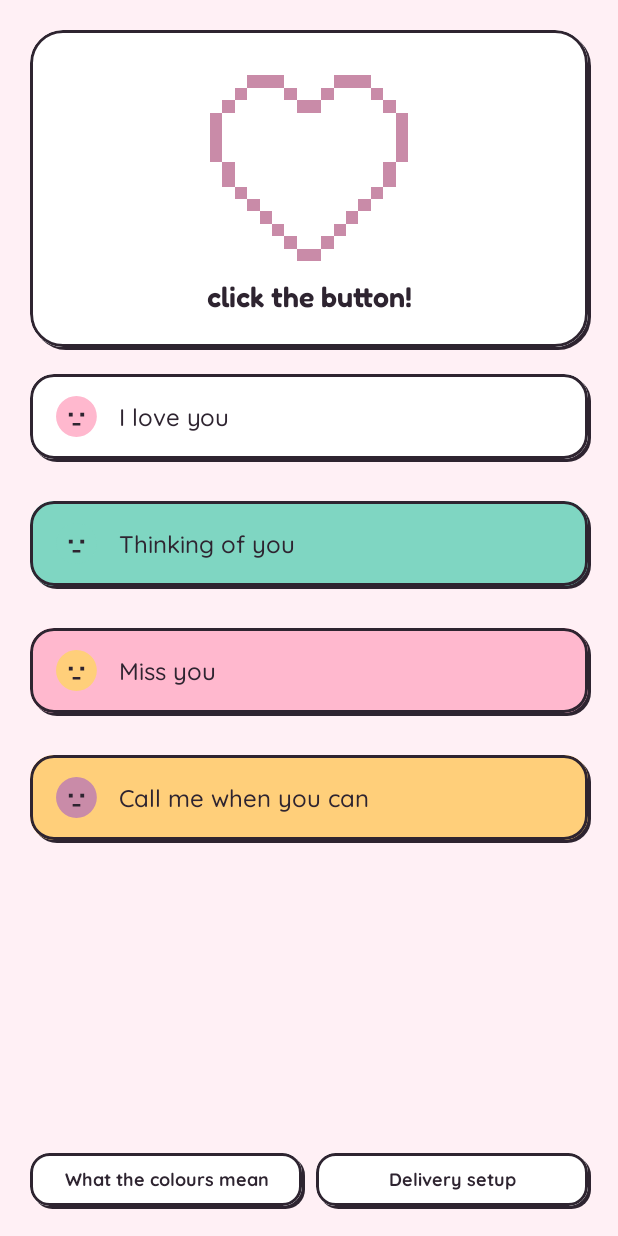
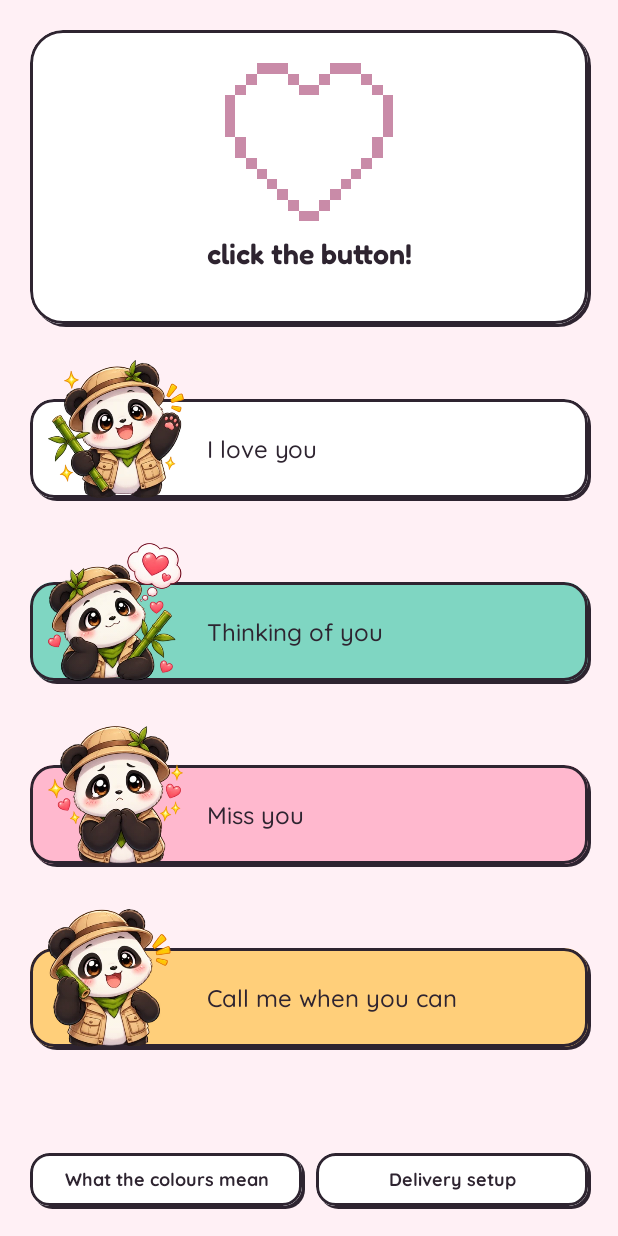
Before and after one commit to GOforce64/LovieApp, an Android app built with Jetpack Compose: the composable HomeScreen called with empty values, on a phone screen of 412 x 824 dp. Run offline under Robolectric (Android 15) with nearby library versions, the phone set to English and light mode, and no system bars.

Commit message:
feat(ui): pandas standing on the buttons, and a card that holds still
The four panda poses replace the placeholder vectors, split from the
supplied grid and trimmed to their own bounds. They stand on each
button's bottom edge and break out over the top one, which is real
layout height rather than overflow: a sticker clips its own content, so
the panda is drawn as a sibling above it, and an overhang nobody
reserved space for would land on the button above.

Spacing is measured from the panda's head rather than from the sticker's
top edge, because the head is the topmost thing drawn and so is what the
eye reads the gap from. That also means the button can grow into the
overhang without moving anything.

The panda is deliberately not clickable. Taps fall through to the
sticker underneath, so the body of the panda still sends and only the
head poking out above the button is inert — which keeps the tap target
exactly what it was rather than widening the surface for an accidental
send.

The focal card is now a fixed height. Its content changes as a send
climbs the ladder, and the settled line appears only on `seen`; a card
that grew by a line pushed everything under it down and shunted the two
footer buttons off the bottom of the screen. The settled line has a
reserved slot whether or not it is filled, so its arrival moves nothing.

Co-Authored-By: Claude Opus 5 <noreply@anthropic.com>
Claude-Session: https://claude.ai/code/session_01NNGwdJtDn51umjKsrKEquJ

```diff
--- a/app/src/main/java/com/lovebutton/app/ui/HomeScreen.kt
+++ b/app/src/main/java/com/lovebutton/app/ui/HomeScreen.kt
@@ -1,6 +1,7 @@
 package com.lovebutton.app.ui
 
 import android.view.HapticFeedbackConstants
+import androidx.compose.foundation.Image
 import androidx.compose.foundation.background
 import androidx.compose.foundation.border
 import androidx.compose.foundation.clickable
@@ -12,6 +13,7 @@ import androidx.compose.foundation.layout.Spacer
 import androidx.compose.foundation.layout.WindowInsets
 import androidx.compose.foundation.layout.fillMaxSize
 import androidx.compose.foundation.layout.fillMaxWidth
+import androidx.compose.foundation.layout.height
 import androidx.compose.foundation.layout.offset
 import androidx.compose.foundation.layout.padding
 import androidx.compose.foundation.layout.safeDrawing
@@ -45,6 +47,43 @@ private fun pandaFor(msgId: Int): Int = when (msgId) {
     4 -> R.drawable.panda_call
     else -> R.drawable.panda_love
 }
+
+/**
+ * The message button, and the panda standing on it.
+ *
+ * The panda is taller than the button on purpose: it stands on the bottom edge
+ * and its head breaks out over the top one. The difference between the two is
+ * the overhang, and it is real layout height — a sticker clips its own content,
+ * so the panda has to be drawn as a sibling above it, and an overhang that no
+ * one reserved space for would land on the button above.
+ */
+/**
+ * The focal card's height, fixed rather than wrapped.
+ *
+ * Its content changes as a send climbs the ladder — the settled line appears
+ * only on `seen` — and a card that grows by a line pushes everything under it
+ * down, which was shunting the two footer buttons off the bottom of the screen.
+ * Pinning the height means the four stickers and the footer never move.
+ */
+private val FocalHeight = 196.dp
+
+/** Reserved for the settled line, so its arrival moves nothing above it. */
+private val SettledLineHeight = 20.dp
+
+private val MessageButtonHeight = 66.dp
+private val PandaHeight = 92.dp
+private val PandaOverhang = PandaHeight - MessageButtonHeight
+
+/**
+ * Air between one panda's head and the sticker above it.
+ *
+ * Spacing is measured from the head rather than from the sticker's top edge on
+ * purpose. The head is the topmost thing drawn, so it is what the eye reads the
+ * gap from, and pinning this keeps the rhythm steady when the button height
+ * changes — the button grows into the overhang, and the row's total height,
+ * which is the panda plus this, does not move at all.
+ */
+private val PandaClearance = 30.dp
 
 /**
  * A sticker: flat colour, hard keyline, and a shallow offset shadow drawn as a
@@ -102,16 +141,20 @@ fun HomeScreen(
         // ---- focal area ----
         StickerBox(fill = Sticker.Surface, radius = 22, modifier = Modifier.fillMaxWidth()) {
             Column(
-                Modifier.fillMaxWidth().padding(vertical = 22.dp, horizontal = 16.dp),
+                Modifier
+                    .fillMaxWidth()
+                    .height(FocalHeight)
+                    .padding(vertical = 12.dp, horizontal = 16.dp),
                 horizontalAlignment = Alignment.CenterHorizontally,
+                verticalArrangement = Arrangement.Center,
             ) {
                 val state = snapshot?.state ?: WidgetState.IDLE
                 AnimatedPixelIcon(
                     msgId = snapshot?.msgId ?: 1,
                     state = state,
-                    modifier = Modifier.size(132.dp),
+                    modifier = Modifier.size(112.dp),
                 )
-                Spacer(Modifier.size(12.dp))
+                Spacer(Modifier.size(10.dp))
                 Text(
                     // The guide's words, deliberately: one voice for a state
                     // wherever it appears, so the guide reads as an explanation
@@ -122,8 +165,14 @@ fun HomeScreen(
                 )
                 // Only once the send has settled: while it is in flight the
                 // state line already says everything, and two lines competing
-                // makes the moment busy rather than warm.
+                // makes the moment busy rather than warm. The slot is always
+                // there, occupied or not, so the line's arrival does not nudge
+                // the icon above it.
                 val settled = snapshot?.takeIf { it.state == WidgetState.SEEN }
+                Box(
+                    Modifier.fillMaxWidth().height(SettledLineHeight).padding(top = 4.dp),
+                    contentAlignment = Alignment.Center,
+                ) {
                     if (settled != null) {
                         Text(
                             text = coldOpenLine(
@@ -133,43 +182,68 @@ fun HomeScreen(
                             ),
                             style = MaterialTheme.typography.labelMedium,
                             textAlign = TextAlign.Center,
-                        modifier = Modifier.padding(top = 4.dp),
                         )
                     }
                 }
             }
+        }
 
-        Spacer(Modifier.size(18.dp))
+        // The first panda's head reaches up into this, so it plays the part
+        // PandaClearance plays between the stickers — a little tighter, because
+        // the focal card above is a wall of white rather than another sticker.
+        Spacer(Modifier.size(24.dp))
 
         // ---- the four messages ----
         MESSAGES.forEach { message ->
+            Box(
+                modifier = Modifier
+                    .fillMaxWidth()
+                    // The next panda's head hangs up into this, so what is left
+                    // over is the clearance above it. The four have to read as
+                    // four separate stickers rather than one block.
+                    .padding(bottom = PandaClearance),
+                // The sticker sits at the bottom of the box, so the space the
+                // overhang reserves opens above it, where the head goes.
+                contentAlignment = Alignment.BottomCenter,
+            ) {
                 StickerBox(
                     fill = stickerColorFor(message.id),
                     modifier = Modifier
                         .fillMaxWidth()
-                    // Roughly tripled from the first hardware pass: at 10.dp the
-                    // four read as one block rather than four separate stickers.
-                    .padding(bottom = 28.dp)
                         .clickable {
-                        // Haptic first, before the network call even starts. It
-                        // lands immediately, which is what makes the tap feel
-                        // responsive regardless of how long the request takes.
+                            // Haptic first, before the network call even starts.
+                            // It lands immediately, which is what makes the tap
+                            // feel responsive regardless of how long the request
+                            // takes.
                             view.performHapticFeedback(HapticFeedbackConstants.CONFIRM)
                             SendWorker.enqueue(context, message.id)
                         },
                 ) {
                     Row(
-                    Modifier.fillMaxWidth().padding(horizontal = 14.dp, vertical = 11.dp),
+                        Modifier
+                            .fillMaxWidth()
+                            .height(MessageButtonHeight)
+                            // The start padding is the panda's own width plus
+                            // its margin, so the line begins beside the panda
+                            // rather than underneath it. The art is very nearly
+                            // square, so its height stands in for its width.
+                            .padding(start = PandaHeight + 26.dp, end = 16.dp),
                         verticalAlignment = Alignment.CenterVertically,
                     ) {
-                    androidx.compose.foundation.Image(
+                        Text(message.text, style = MaterialTheme.typography.bodyLarge)
+                    }
+                }
+                // Decorative, and deliberately not clickable, so taps fall through
+                // to the sticker underneath: the body of the panda still sends,
+                // and only the head poking out above the button is inert.
+                Image(
                     painter = painterResource(pandaFor(message.id)),
                     contentDescription = null,
-                        modifier = Modifier.size(34.dp),
+                    modifier = Modifier
+                        .align(Alignment.BottomStart)
+                        .padding(start = 12.dp)
+                        .height(PandaHeight),
                 )
-                    Spacer(Modifier.size(11.dp))
-                    Text(message.text, style = MaterialTheme.typography.bodyLarge)
-                }
             }
         }
 
--- a/app/src/main/res/drawable/panda_call.xml
+++ /dev/null
@@ -1,13 +0,0 @@
-<vector xmlns:android="http://schemas.android.com/apk/res/android"
-    android:width="40dp"
-    android:height="40dp"
-    android:viewportWidth="40"
-    android:viewportHeight="40">
-    <!-- PLACEHOLDER. Replaced by the supplied panda art (spec 7.1).
-         When the real file arrives: DELETE this .xml and drop in
-         panda_call.webp. The resource name is unchanged, so no code moves. -->
-    <path android:fillColor="#C98BA8"
-        android:pathData="M20,4 A16,16 0 1,1 19.9,4 Z" />
-    <path android:fillColor="#2E2430"
-        android:pathData="M14,17 h3 v3 h-3 z M23,17 h3 v3 h-3 z M17,25 h6 v2 h-6 z" />
-</vector>
--- a/app/src/main/res/drawable/panda_love.xml
+++ /dev/null
@@ -1,13 +0,0 @@
-<vector xmlns:android="http://schemas.android.com/apk/res/android"
-    android:width="40dp"
-    android:height="40dp"
-    android:viewportWidth="40"
-    android:viewportHeight="40">
-    <!-- PLACEHOLDER. Replaced by the supplied panda art (spec 7.1).
-         When the real file arrives: DELETE this .xml and drop in
-         panda_love.webp. The resource name is unchanged, so no code moves. -->
-    <path android:fillColor="#FFB8CE"
-        android:pathData="M20,4 A16,16 0 1,1 19.9,4 Z" />
-    <path android:fillColor="#2E2430"
-        android:pathData="M14,17 h3 v3 h-3 z M23,17 h3 v3 h-3 z M17,25 h6 v2 h-6 z" />
-</vector>
--- a/app/src/main/res/drawable/panda_miss.xml
+++ /dev/null
@@ -1,13 +0,0 @@
-<vector xmlns:android="http://schemas.android.com/apk/res/android"
-    android:width="40dp"
-    android:height="40dp"
-    android:viewportWidth="40"
-    android:viewportHeight="40">
-    <!-- PLACEHOLDER. Replaced by the supplied panda art (spec 7.1).
-         When the real file arrives: DELETE this .xml and drop in
-         panda_miss.webp. The resource name is unchanged, so no code moves. -->
-    <path android:fillColor="#FFCF7A"
-        android:pathData="M20,4 A16,16 0 1,1 19.9,4 Z" />
-    <path android:fillColor="#2E2430"
-        android:pathData="M14,17 h3 v3 h-3 z M23,17 h3 v3 h-3 z M17,25 h6 v2 h-6 z" />
-</vector>
--- a/app/src/main/res/drawable/panda_thinking.xml
+++ /dev/null
@@ -1,13 +0,0 @@
-<vector xmlns:android="http://schemas.android.com/apk/res/android"
-    android:width="40dp"
-    android:height="40dp"
-    android:viewportWidth="40"
-    android:viewportHeight="40">
-    <!-- PLACEHOLDER. Replaced by the supplied panda art (spec 7.1).
-         When the real file arrives: DELETE this .xml and drop in
-         panda_thinking.webp. The resource name is unchanged, so no code moves. -->
-    <path android:fillColor="#7FD6C2"
-        android:pathData="M20,4 A16,16 0 1,1 19.9,4 Z" />
-    <path android:fillColor="#2E2430"
-        android:pathData="M14,17 h3 v3 h-3 z M23,17 h3 v3 h-3 z M17,25 h6 v2 h-6 z" />
-</vector>
```
Also changed, not shown: app/src/main/res/drawable-nodpi/panda_call.webp (added), app/src/main/res/drawable-nodpi/panda_love.webp (added), app/src/main/res/drawable-nodpi/panda_miss.webp (added), app/src/main/res/drawable-nodpi/panda_thinking.webp (added). Lines whose indentation alone changed are shown as unchanged.
